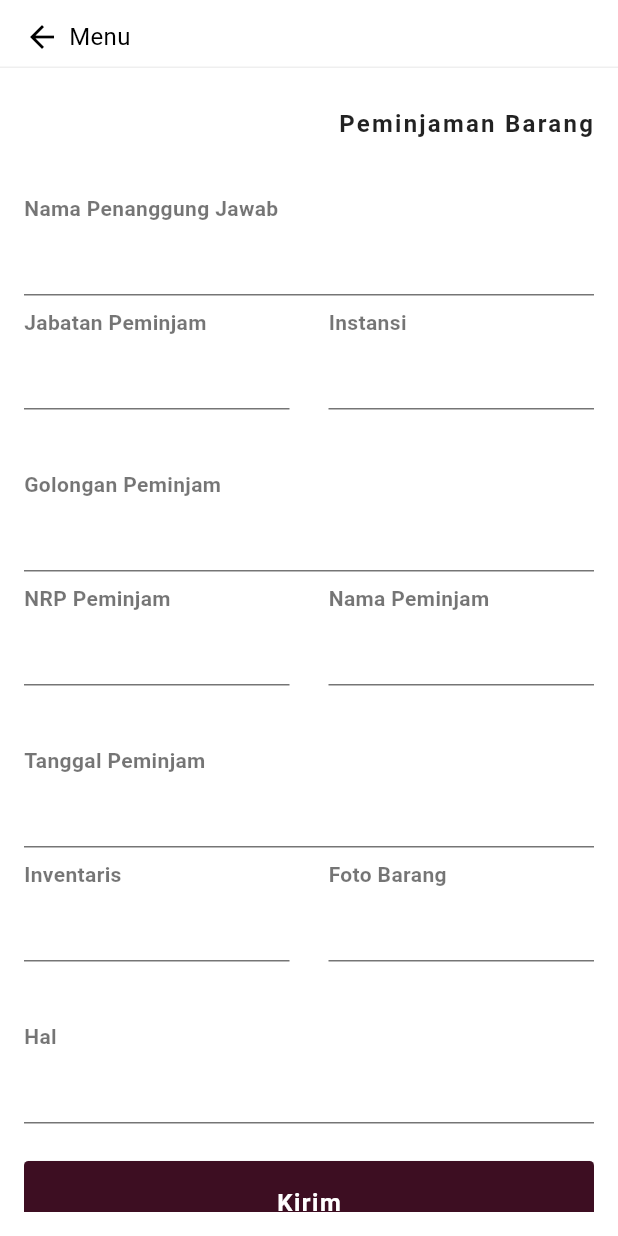
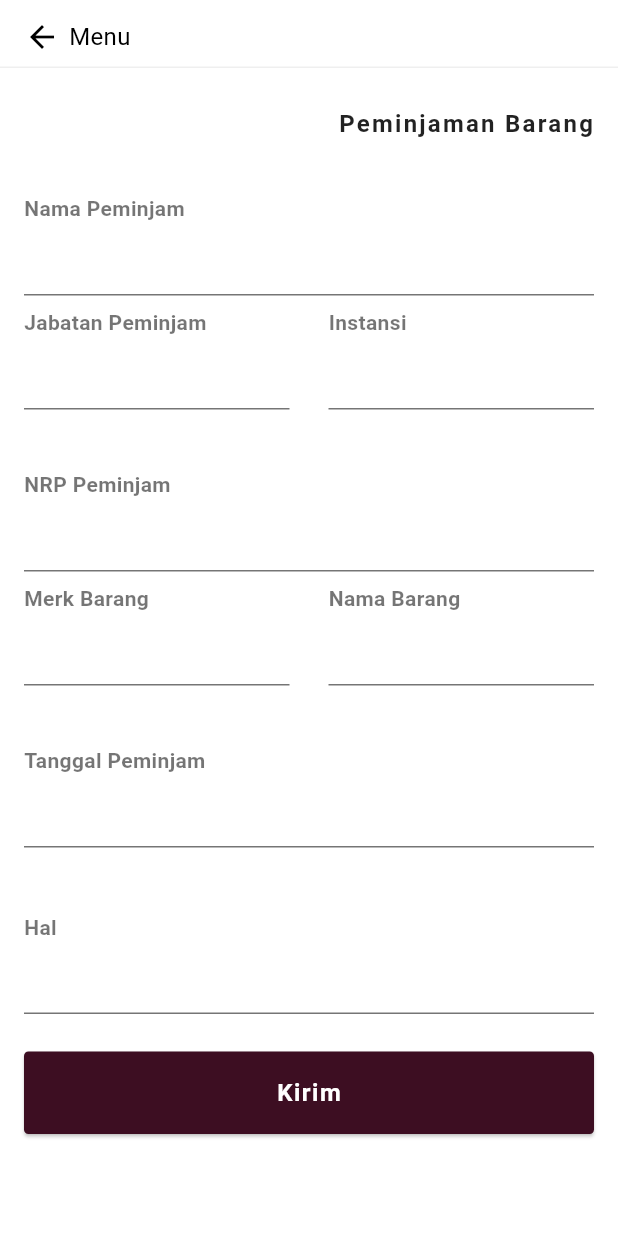
Before and after one commit to Sidqii/OM, a Flutter app: the LoanRequestPage screen opened directly with sample values from the repository, on a phone screen of 412 x 824 dp. Run offline on Flutter 3.47's test engine with Material 3 defaults, Android fonts, the light colour scheme and no system bars; our stand-ins replace card_loading, fl_chart, table_calendar.

Commit message:
Eighth commit

```diff
--- a/lib/menu/approvement/menu_approvement.dart
+++ b/lib/menu/approvement/menu_approvement.dart
@@ -1,5 +1,6 @@
 import 'package:flutter/material.dart';
 import 'package:pusdatin_end/models/mock/models_pengguna.dart';
+import 'package:pusdatin_end/widget/component/page/comp_kembali.dart';
 
 class ApprovePage extends StatelessWidget {
   final pengguna user;
@@ -10,7 +11,7 @@ class ApprovePage extends StatelessWidget {
   Widget build(BuildContext context) {
     return Scaffold(
       backgroundColor: Colors.white,
-      appBar: AppBar(title: Text("Persetujuan Page")),
+      appBar: CompKembali(title: 'Menu'),
       body: Center(child: Text('Welcome, ${user.name} - Level: ${user.level}')),
     );
   }
--- a/lib/menu/pengajuan/menu_pengajuan.dart
+++ b/lib/menu/pengajuan/menu_pengajuan.dart
@@ -101,7 +101,7 @@ class _tambahPeminjaman extends State<LoanRequestPage> {
             Padding(
               padding: const EdgeInsets.only(bottom: 35.0, top: 10.0),
               child: Text(
-                'Peminjaman Barang', // Ganti dengan sub judul yang diinginkan
+                'Peminjaman Barang',
                 style: TextStyle(
                   fontSize: 16,
                   fontWeight: FontWeight.bold,
@@ -118,7 +118,7 @@ class _tambahPeminjaman extends State<LoanRequestPage> {
                   child: Column(
                     children: <Widget>[
                       CompTxtfield(
-                        label: 'Nama Penanggung Jawab',
+                        label: 'Nama Peminjam',
                         controller: _nmPenanggungjawabController,
                         errorText: _nmPenaggungJawabError,
                         onChanged: (value) {
@@ -179,7 +179,7 @@ class _tambahPeminjaman extends State<LoanRequestPage> {
                       ),
                       SizedBox(height: 35),
                       CompTxtfield(
-                        label: 'Golongan Peminjam',
+                        label: 'NRP Peminjam',
                         controller: _golonganPeminjamController,
                         errorText: _golonganPeminjamError,
                         onChanged: (value) {
@@ -198,7 +198,7 @@ class _tambahPeminjaman extends State<LoanRequestPage> {
                                 crossAxisAlignment: CrossAxisAlignment.start,
                                 children: [
                                   CompTxtfield(
-                                    label: 'NRP Peminjam',
+                                    label: 'Merk Barang',
                                     controller: _NRPpeminjamController,
                                     errorText: _NRPpeminjamError,
                                     onChanged: (value) {
@@ -221,7 +221,7 @@ class _tambahPeminjaman extends State<LoanRequestPage> {
                                 crossAxisAlignment: CrossAxisAlignment.start,
                                 children: [
                                   CompTxtfield(
-                                    label: 'Nama Peminjam',
+                                    label: 'Nama Barang',
                                     controller: _namaPeminjamController,
                                     errorText: _namaPeminjamError,
                                     onChanged: (value) {
@@ -250,55 +250,55 @@ class _tambahPeminjaman extends State<LoanRequestPage> {
                         },
                       ),
                       SizedBox(height: 3),
-                      Row(
-                        children: [
-                          Expanded(
-                            child: Padding(
-                              padding: const EdgeInsets.only(right: 8.0),
-                              child: Column(
-                                crossAxisAlignment: CrossAxisAlignment.start,
-                                children: [
-                                  CompTxtfield(
-                                    label: 'Inventaris',
-                                    controller: _InventarisController,
-                                    errorText: _InventarisError,
-                                    onChanged: (value) {
-                                      setState(
-                                        () {
-                                          _InventarisError = null;
-                                        },
-                                      );
-                                    },
-                                  ),
-                                ],
-                              ),
-                            ),
-                          ),
-                          SizedBox(width: 10),
-                          Expanded(
-                            child: Padding(
-                              padding: const EdgeInsets.only(left: 8.0),
-                              child: Column(
-                                crossAxisAlignment: CrossAxisAlignment.start,
-                                children: [
-                                  CompTxtfield(
-                                    label: 'Foto Barang',
-                                    controller: _fotoBarangController,
-                                    errorText: _fotoBarangError,
-                                    onChanged: (value) {
-                                      setState(
-                                        () {
-                                          _fotoBarangError = null;
-                                        },
-                                      );
-                                    },
-                                  ),
-                                ],
-                              ),
-                            ),
-                          ),
-                        ],
-                      ),
+                      // Row(
+                      //   children: [
+                      //     Expanded(
+                      //       child: Padding(
+                      //         padding: const EdgeInsets.only(right: 8.0),
+                      //         child: Column(
+                      //           crossAxisAlignment: CrossAxisAlignment.start,
+                      //           children: [
+                      //             CompTxtfield(
+                      //               label: 'Hal',
+                      //               controller: _InventarisController,
+                      //               errorText: _InventarisError,
+                      //               onChanged: (value) {
+                      //                 setState(
+                      //                   () {
+                      //                     _InventarisError = null;
+                      //                   },
+                      //                 );
+                      //               },
+                      //             ),
+                      //           ],
+                      //         ),
+                      //       ),
+                      //     ),
+                      //     SizedBox(width: 10),
+                      //     Expanded(
+                      //       child: Padding(
+                      //         padding: const EdgeInsets.only(left: 8.0),
+                      //         child: Column(
+                      //           crossAxisAlignment: CrossAxisAlignment.start,
+                      //           children: [
+                      //             CompTxtfield(
+                      //               label: 'Foto Barang',
+                      //               controller: _fotoBarangController,
+                      //               errorText: _fotoBarangError,
+                      //               onChanged: (value) {
+                      //                 setState(
+                      //                   () {
+                      //                     _fotoBarangError = null;
+                      //                   },
+                      //                 );
+                      //               },
+                      //             ),
+                      //           ],
+                      //         ),
+                      //       ),
+                      //     ),
+                      //   ],
+                      // ),
                       SizedBox(height: 35),
                       CompTxtfield(
                         label: 'Hal',
--- a/lib/menu/report/menu_report.dart
+++ b/lib/menu/report/menu_report.dart
@@ -1,5 +1,6 @@
 import 'package:flutter/material.dart';
 import 'package:pusdatin_end/models/mock/models_pengguna.dart';
+import 'package:pusdatin_end/widget/component/page/comp_kembali.dart';
 
 class reportPage extends StatelessWidget {
   final pengguna user;
@@ -10,7 +11,7 @@ class reportPage extends StatelessWidget {
   Widget build(BuildContext context) {
     return Scaffold(
       backgroundColor: Colors.white,
-      appBar: AppBar(title: Text("Report Page")),
+      appBar: CompKembali(title: 'Menu'),
       body: Center(child: Text('Welcome, ${user.name} - Level: ${user.level}')),
     );
   }
```
